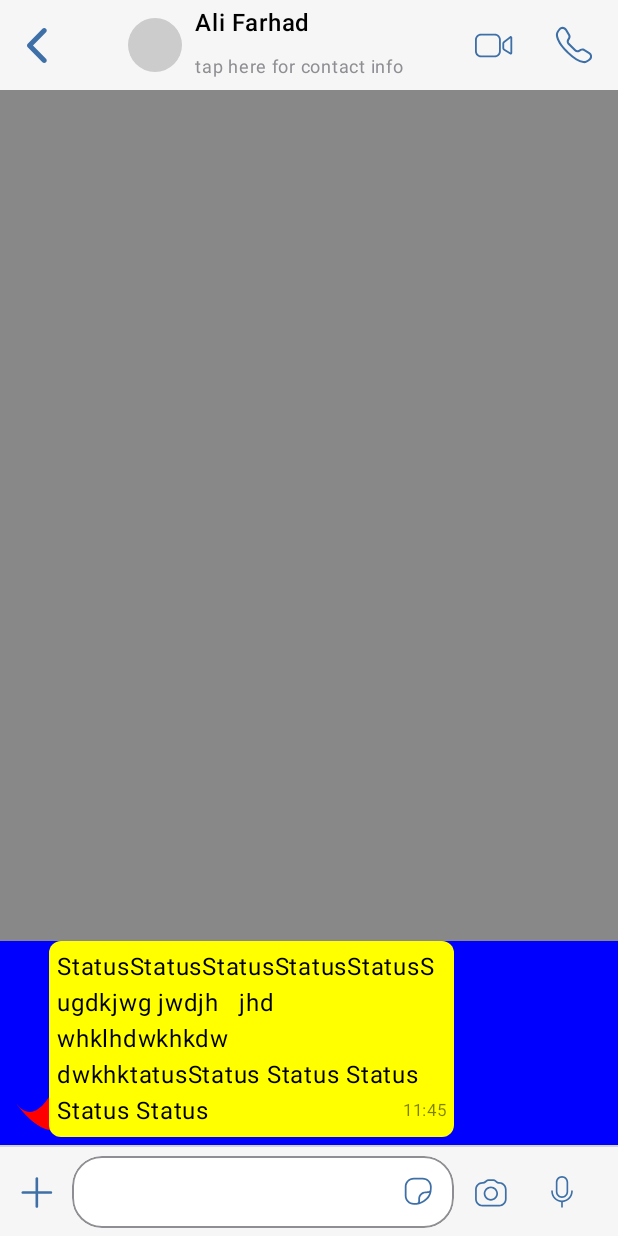
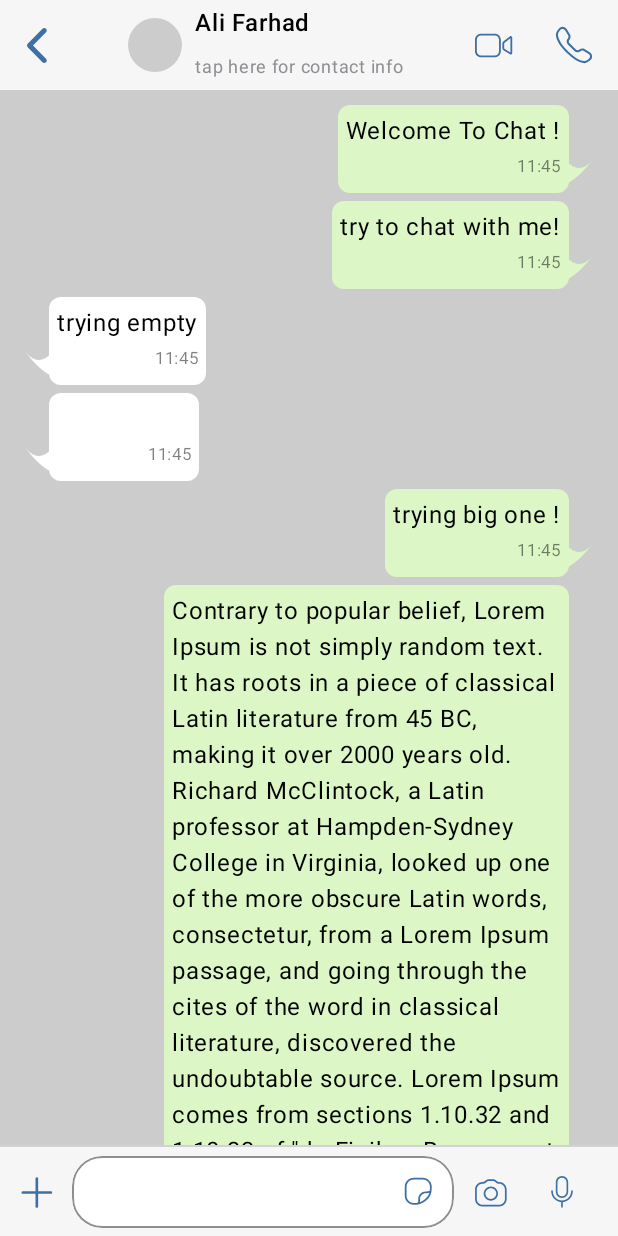
Before and after one commit to im-ali-f/whatsApp, an Android app built with Jetpack Compose: the screen it shows after launch (MainActivity), on a phone screen of 412 x 824 dp. Run offline under Robolectric (Android 15) with nearby library versions, the phone set to English and light mode, and no system bars.

Commit message:
send message completed + state management

```diff
--- a/app/src/main/java/com/example/whatsapp/MainActivity.kt
+++ b/app/src/main/java/com/example/whatsapp/MainActivity.kt
@@ -7,7 +7,11 @@ import androidx.compose.foundation.layout.Box
 import androidx.compose.foundation.layout.fillMaxSize
 import androidx.compose.material3.MaterialTheme
 import androidx.compose.material3.Surface
+import androidx.compose.runtime.Composable
+import androidx.compose.runtime.CompositionLocalProvider
 import androidx.compose.ui.Modifier
+import androidx.compose.ui.platform.LocalLayoutDirection
+import androidx.compose.ui.unit.LayoutDirection
 import androidx.navigation.compose.NavHost
 import androidx.navigation.compose.composable
 import androidx.navigation.compose.rememberNavController
@@ -58,3 +62,17 @@ class MainActivity : ComponentActivity() {
         }
     }
 }
+
+@Composable
+fun RightToLeftLayout(content: @Composable () -> Unit) {
+    CompositionLocalProvider(LocalLayoutDirection provides LayoutDirection.Rtl) {
+        content()
+    }
+}
+
+@Composable
+fun LeftToRightLayout(content: @Composable () -> Unit) {
+    CompositionLocalProvider(LocalLayoutDirection provides LayoutDirection.Ltr) {
+        content()
+    }
+}
--- a/app/src/main/java/com/example/whatsapp/VMs/App/WhatsAppVM.kt
+++ b/app/src/main/java/com/example/whatsapp/VMs/App/WhatsAppVM.kt
@@ -107,7 +107,8 @@ class WhatsAppVM(
     //chat page
     val enteredChat = mutableStateOf("")
 
-     val chatList = mutableListOf(
+    val chatList = mutableStateOf<List<Map<String, String>>>(
+        listOf(
             mapOf(
                 "sender" to "Ali farhad",
                 "sendDate" to "11/11/2011",
@@ -133,7 +134,7 @@ class WhatsAppVM(
                 "sendTime" to "11:11",
                 "editDate" to "12/11/2011",
                 "editTime" to "12:12",
-             "text" to "trying emphty",
+                "text" to "trying empty",
                 "type" to "receive",
 
                 ),
@@ -189,9 +190,22 @@ class WhatsAppVM(
 
 
             )
+    )
 
 
-
+    fun SendMessage() {
+        val mapToSend = mapOf(
+            "sender" to "Ali farhad",
+            "sendDate" to "11/11/2011",
+            "sendTime" to "11:11",
+            "editDate" to "12/11/2011",
+            "editTime" to "12:12",
+            "text" to "${enteredChat.value}",
+            "type" to "send",
+        )
+        chatList.value = chatList.value.plus(mapToSend)
+        enteredChat.value = ""
+    }
 
 
 }
--- a/app/src/main/java/com/example/whatsapp/chat/BottomChatBarComp.kt
+++ b/app/src/main/java/com/example/whatsapp/chat/BottomChatBarComp.kt
@@ -169,7 +169,7 @@ fun BottomChatBarComp(model:WhatsAppVM) {
 
             Row(verticalAlignment = Alignment.CenterVertically, modifier = Modifier.align(Alignment.Bottom)) {
                 if(model.enteredChat.value != ""){
-                    IconButton(onClick = { }) {
+                    IconButton(onClick = { model.SendMessage()}) {
                         Icon(
                             painter = painterResource(id = R.drawable.baseline_send_24),
                             modifier = Modifier.size(22.dp),
--- a/app/src/main/java/com/example/whatsapp/chat/ChatComp.kt
+++ b/app/src/main/java/com/example/whatsapp/chat/ChatComp.kt
@@ -7,6 +7,7 @@ import androidx.compose.foundation.layout.Arrangement
 import androidx.compose.foundation.layout.Box
 import androidx.compose.foundation.layout.Column
 import androidx.compose.foundation.layout.Row
+import androidx.compose.foundation.layout.Spacer
 import androidx.compose.foundation.layout.fillMaxSize
 import androidx.compose.foundation.layout.fillMaxWidth
 import androidx.compose.foundation.layout.heightIn
@@ -20,51 +21,73 @@ import androidx.compose.foundation.shape.GenericShape
 import androidx.compose.foundation.shape.RoundedCornerShape
 import androidx.compose.material3.Text
 import androidx.compose.runtime.Composable
+import androidx.compose.runtime.CompositionLocalProvider
 import androidx.compose.ui.Alignment
 import androidx.compose.ui.Modifier
 import androidx.compose.ui.draw.alpha
 import androidx.compose.ui.draw.clip
 import androidx.compose.ui.graphics.Color
 import androidx.compose.ui.graphics.Path
+import androidx.compose.ui.platform.LocalLayoutDirection
 import androidx.compose.ui.text.font.FontWeight
 import androidx.compose.ui.text.style.TextAlign
 import androidx.compose.ui.tooling.preview.Preview
+import androidx.compose.ui.unit.LayoutDirection
 import androidx.compose.ui.unit.dp
 import androidx.compose.ui.unit.sp
 import com.example.whatsapp.VMs.App.WhatsAppVM
 import com.example.whatsapp.ui.theme.mainBlue
+import com.example.whatsapp.ui.theme.sendBGCColor
 
 @Composable
-fun ChatComp() {
-    val chatList = mutableListOf(
-        mapOf(
-            "sender" to "Ali farhad",
-            "sendDate" to "11/11/2011",
-            "sendTime" to "11:11",
-            "editDate" to "12/11/2011",
-            "editTime" to "12:12",
-            "text" to "Now ; your turn to chat with us !",
-            "type" to "send",
-        ),
-    )
+fun ChatComp(model:WhatsAppVM) {
+
     Column(
         modifier = Modifier
             .fillMaxSize()
-            .background(Color.Gray), verticalArrangement = Arrangement.Bottom
+            .background(Color.LightGray)
+        , verticalArrangement = Arrangement.Bottom
     ) {
-        LazyColumn {
-            items(chatList) { chatMap ->
-
+        LazyColumn(
+            Modifier
+                .fillMaxSize()
+                .padding(start = 7.dp, end = 7.dp)) {
+            item {
+                Spacer(modifier = Modifier.heightIn(10.dp))
+            }
+            items(model.chatList.value) { chatMap ->
+                CompositionLocalProvider(LocalLayoutDirection provides if(chatMap["type"] == "send")LayoutDirection.Rtl else LayoutDirection.Ltr ) {
                     Row(
                         Modifier
                             .fillMaxWidth()
-                        .background(Color.Blue)
+                            //.background(Color.Blue)
                     ) {
-                    Row(Modifier.padding(start = 7.dp)) {
+                        Row(Modifier.padding()) {
+                            if(chatMap["type"] == "send"){
                                 Canvas(modifier = Modifier
                                     .size(25.dp)
                                     .align(Alignment.Bottom)
-                            .offset(y = -10.dp, x = 2.dp)) {
+                                    .offset(y = -10.dp, x = 8.dp)
+                                    )
+                                {
+                                    val path = Path().apply {
+                                        moveTo(size.width, size.height-30f)
+                                        //lineTo(size.width , size.height)
+                                        cubicTo(x1 = size.width,y1=size.height-30f , x2 = size.width/2, y2 = size.height, x3= 0f, y3 =size.height )
+                                        lineTo(0f , 0f)
+                                        cubicTo(x1 = 0f,y1=0f , x2 = size.width/2, y2 = size.height/2+20f, x3= size.width, y3=size.height-30f )
+                                        close()
+                                    }
+                                    drawPath(path = path, color = sendBGCColor)
+                                }
+
+                            }
+                            else{
+                                Canvas(modifier = Modifier
+                                    .size(25.dp)
+                                    .align(Alignment.Bottom)
+                                    .offset(y = -10.dp, x = 8.dp))
+                                {
                                     val path = Path().apply {
                                         moveTo(0f, size.height-30f)
                                         //lineTo(size.width , size.height)
@@ -73,7 +96,8 @@ fun ChatComp() {
                                         cubicTo(x1 = size.width,y1=0f , x2 = size.width/2, y2 = size.height/2+20f, x3= 0f, y3 =size.height-30f )
                                         close()
                                     }
-                            drawPath(path = path, color = Color.Red)
+                                    drawPath(path = path, color = Color.White)
+                                }
                             }
 
                             Box(
@@ -82,17 +106,22 @@ fun ChatComp() {
                                     .widthIn(min = 100.dp, max = 270.dp)
                                     .heightIn(min = 40.dp)
                                     .clip(RoundedCornerShape(8.dp))
-                                .background(Color.Yellow)
+                                    .background(if (chatMap["type"] == "send") sendBGCColor else Color.White)
                                     .padding(5.dp)
                             ) {
 
+                                CompositionLocalProvider(LocalLayoutDirection provides LayoutDirection.Ltr ) {
+                                    chatMap["text"]?.let {
                                         Text(
-                                text = "StatusStatusStatusStatusStatusS ugdkjwg jwdjh   jhd whklhdwkhkdw    dwkhktatusStatus Status Status Status Status",
+                                            text = it + "\n",
                                             fontWeight = FontWeight(400),
                                             fontSize = 16.sp,
                                             color = Color.Black,
+                                            //textAlign = if(chatMap["type"] == "send")TextAlign.End else TextAlign.Start
                                         )
-                            Box(modifier = Modifier.align(Alignment.BottomEnd) ){
+                                    }
+                                }
+                                Box(modifier = Modifier.align(if(chatMap["type"] == "send") Alignment.BottomStart else Alignment.BottomEnd) ){
                                     Text(
                                         modifier = Modifier.alpha(0.5f),
                                         text = "11:45",
@@ -105,6 +134,8 @@ fun ChatComp() {
                             }
                         }
                     }
+                }
+
 
             }
 
@@ -112,10 +143,3 @@ fun ChatComp() {
         }
     }
 }
-
-
-@Preview
-@Composable
-fun prev() {
-    ChatComp()
-}
--- a/app/src/main/java/com/example/whatsapp/chat/SpecificChatComp.kt
+++ b/app/src/main/java/com/example/whatsapp/chat/SpecificChatComp.kt
@@ -44,7 +44,7 @@ fun SpecificChatComp(model: WhatsAppVM, navControllerBig: NavController) {
                     })
                 }) {
 
-            ChatComp()
+            ChatComp(model)
 
         }
     }
--- a/app/src/main/java/com/example/whatsapp/ui/theme/Color.kt
+++ b/app/src/main/java/com/example/whatsapp/ui/theme/Color.kt
@@ -23,3 +23,4 @@ val archiveChatColor= Color(0xFF3E70A7)
 
 val chatBorderColor= Color(0xFF8E8E93)
 val bottomBarBGColor= Color(0xFFF6F6F6)
+val sendBGCColor= Color(0xFFDCF7C5)
```
Lines whose indentation alone changed are shown as unchanged.
